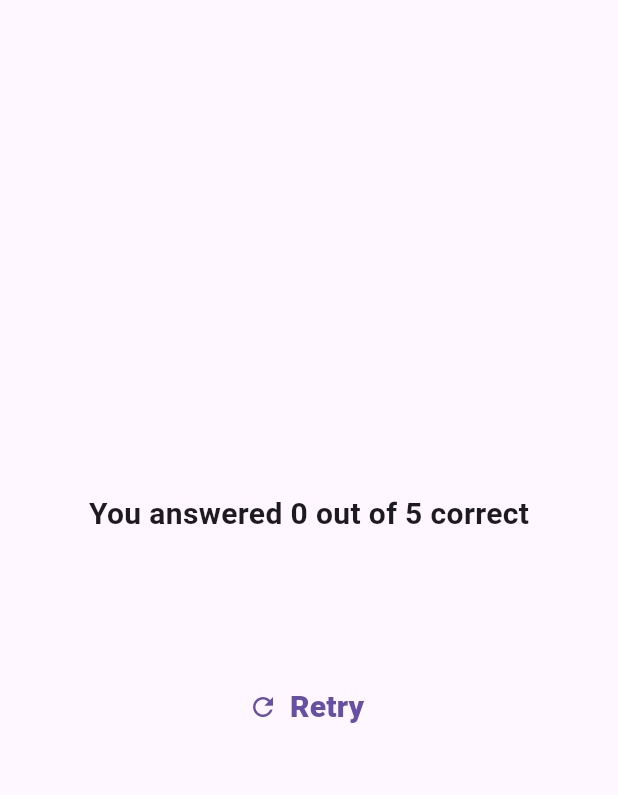
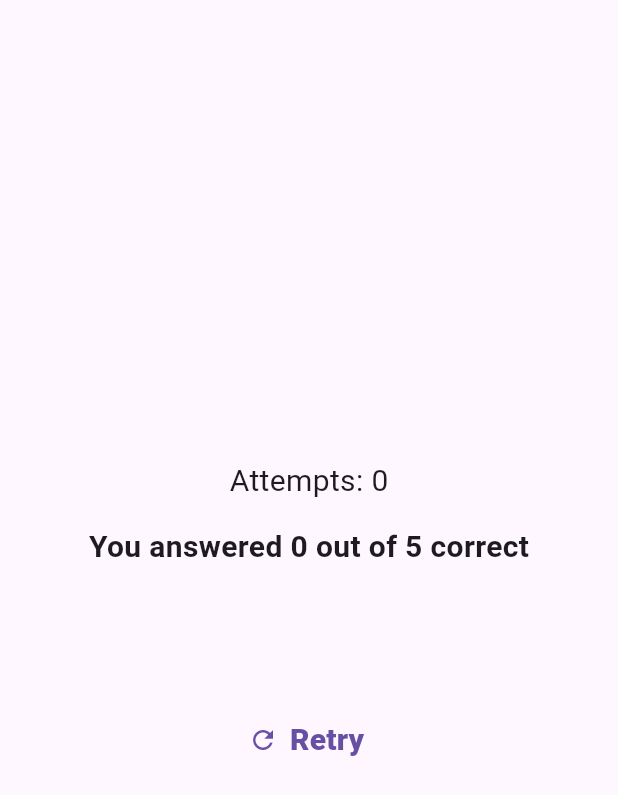
Before and after one commit to krishnakireeti-2k7/Quizz_App, a Flutter app: the ResultScreen widget shown alone on an empty page, opened directly with empty values, on a phone screen of 412 x 824 dp. Shown: the top 795 px of the screen. Run offline on Flutter 3.47's test engine with Material 3 defaults, Android fonts, the phone set to English and light mode, and no system bars; our stand-ins replace google_fonts.

Commit message:
Added retry counter

```diff
--- a/lib/quiz.dart
+++ b/lib/quiz.dart
@@ -16,6 +16,7 @@ class Quiz extends StatefulWidget {
 class _QuizState extends State<Quiz> {
   var activeScreen = 'start screen';
   List<String> selectedAnswers = [];
+  int numTries = 1;
 
   void switchScreen() {
     setState(() {
@@ -37,6 +38,7 @@ class _QuizState extends State<Quiz> {
     setState(() {
       selectedAnswers = [];
       activeScreen = 'start screen';
+      numTries += 1;
     });
   }
 
@@ -49,7 +51,8 @@ class _QuizState extends State<Quiz> {
     }
 
     if (activeScreen == 'result screen') {
-      screenWidget = ResultScreen(chosenAnswer: selectedAnswers,onRestart: restartQuiz,);
+      screenWidget = ResultScreen(chosenAnswer: selectedAnswers,
+      onRestart: restartQuiz,numTries: numTries,);
     }
 
     return MaterialApp(
--- a/lib/result_screen.dart
+++ b/lib/result_screen.dart
@@ -3,10 +3,16 @@ import 'package:quizz_app/data/questions.dart';
 import 'package:quizz_app/questions_summary.dart';
 
 class ResultScreen extends StatelessWidget {
-  const ResultScreen({super.key, required this.chosenAnswer,required this.onRestart});
+  const ResultScreen({
+    super.key,
+    required this.chosenAnswer,
+    required this.onRestart,
+    required this.numTries,
+  });
 
   final List<String> chosenAnswer;
   final VoidCallback onRestart;
+  final int numTries;
 
   List<Map<String, Object>> getSummaryData() {
     final List<Map<String, Object>> summary = [];
@@ -26,9 +32,10 @@ class ResultScreen extends StatelessWidget {
   Widget build(BuildContext context) {
     final summaryData = getSummaryData();
     final numTotalQuestions = questions.length;
-    final numCorrectQuestions = summaryData.where((data) {
-      return data['user_answer'] == data['correct_answer'];
-    }).length;
+    final numCorrectQuestions =
+        summaryData.where((data) {
+          return data['user_answer'] == data['correct_answer'];
+        }).length;
     return Container(
       width: double.infinity,
       height: double.infinity,
@@ -36,17 +43,20 @@ class ResultScreen extends StatelessWidget {
         mainAxisAlignment: MainAxisAlignment.center,
 
         children: [
-          Text('You answered $numCorrectQuestions out of $numTotalQuestions correct',
-          style: TextStyle(fontSize: 20,fontWeight: FontWeight.bold),),
+          Text('Attempts: $numTries', style: TextStyle(fontSize: 20)),
+          SizedBox(height: 15),
+          Text(
+            'You answered $numCorrectQuestions out of $numTotalQuestions correct',
+            style: TextStyle(fontSize: 20, fontWeight: FontWeight.bold),
+          ),
           SizedBox(height: 30),
           QuestionsSummary(summaryData),
           SizedBox(height: 20, width: 20),
-          TextButton.icon(onPressed: onRestart,
-          label: Text('Retry',
-          style: TextStyle(fontSize: 20,fontWeight: FontWeight.w900),
+          TextButton.icon(
+            onPressed: onRestart,
+            label: Text('Retry', style: TextStyle(fontSize: 20, fontWeight: FontWeight.w900)),
+            icon: const Icon(Icons.refresh, size: 20),
           ),
-          icon: const Icon(Icons.refresh,size: 20,),
-          )
         ],
       ),
     );
```
